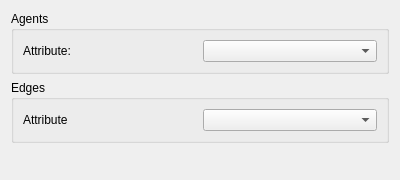
First picture: the form in src/gui/forms/graphsettings.ui, repository evoplex/evoplex, before the edit.
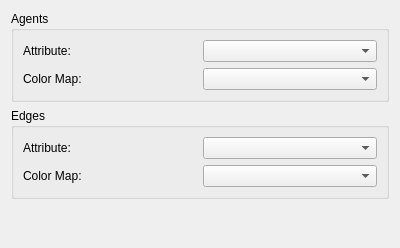
Second picture: the form after the edit.

Commit message: gui - improving graph and grid widgets (wip)

Patch:
```diff
--- a/src/gui/forms/graphsettings.ui
+++ b/src/gui/forms/graphsettings.ui
@@ -7,7 +7,7 @@
     <x>0</x>
     <y>0</y>
     <width>400</width>
-    <height>180</height>
+    <height>248</height>
    </rect>
   </property>
   <property name="windowTitle">
@@ -20,16 +20,26 @@
       <string>Agents</string>
      </property>
      <layout class="QGridLayout" name="gridLayout_3">
-      <item row="0" column="0">
-       <widget class="QLabel" name="label">
-        <property name="text">
-         <string>Attribute:</string>
-        </property>
-       </widget>
-      </item>
       <item row="0" column="1">
        <widget class="QComboBox" name="agentAttr"/>
       </item>
+      <item row="0" column="0">
+       <widget class="QLabel" name="label">
+        <property name="text">
+         <string>Attribute:</string>
+        </property>
+       </widget>
+      </item>
+      <item row="1" column="1">
+       <widget class="QComboBox" name="agentCM"/>
+      </item>
+      <item row="1" column="0">
+       <widget class="QLabel" name="label_3">
+        <property name="text">
+         <string>Color Map:</string>
+        </property>
+       </widget>
+      </item>
      </layout>
     </widget>
    </item>
@@ -39,16 +49,26 @@
       <string>Edges</string>
      </property>
      <layout class="QGridLayout" name="gridLayout_2">
-      <item row="0" column="0">
-       <widget class="QLabel" name="label_2">
-        <property name="text">
-         <string>Attribute</string>
-        </property>
-       </widget>
-      </item>
       <item row="0" column="1">
        <widget class="QComboBox" name="edgeAttr"/>
       </item>
+      <item row="0" column="0">
+       <widget class="QLabel" name="label_2">
+        <property name="text">
+         <string>Attribute:</string>
+        </property>
+       </widget>
+      </item>
+      <item row="1" column="1">
+       <widget class="QComboBox" name="edgeCM"/>
+      </item>
+      <item row="1" column="0">
+       <widget class="QLabel" name="label_4">
+        <property name="text">
+         <string>Color Map:</string>
+        </property>
+       </widget>
+      </item>
      </layout>
     </widget>
    </item>
```
The commit also changes 6 other files.
